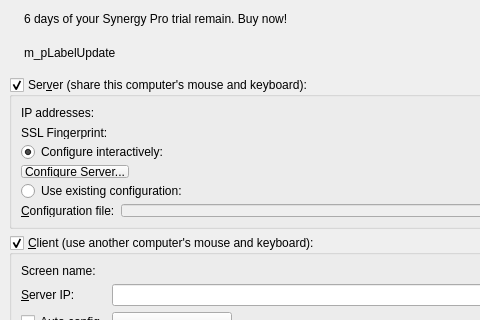
First picture: the form in src/gui/res/MainWindowBase.ui, repository deskflow/deskflow, before the edit; both pictures show x 0 to 480 and y 0 to 320 of the 600 by 500 pixel window.
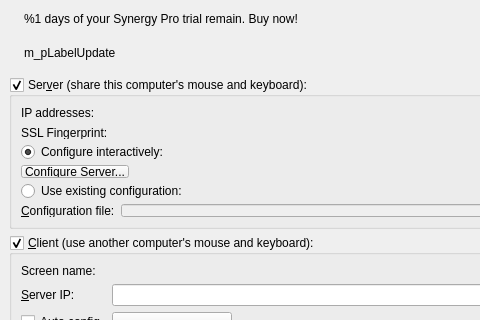
Second picture: the form after the edit. Icons and pictures are not drawn.

Commit message: #5657 Make trial expiry notification live

```diff
--- a/src/gui/res/MainWindowBase.ui
+++ b/src/gui/res/MainWindowBase.ui
@@ -55,7 +55,7 @@
        <item>
         <widget class="QLabel" name="m_trialLabel">
          <property name="text">
-          <string>&lt;html&gt;&lt;head/&gt;&lt;body&gt;&lt;p&gt;&lt;span style=&quot; font-weight:600;&quot;&gt;6&lt;/span&gt; days of your Synergy Pro trial remain. &lt;a href=&quot;http://symless.com/pricing?src=gui&quot;&gt;&lt;span style=&quot; text-decoration: underline; color:#0000ff;&quot;&gt;Buy now!&lt;/span&gt;&lt;/a&gt;&lt;/p&gt;&lt;/body&gt;&lt;/html&gt;</string>
+          <string>&lt;html&gt;&lt;head/&gt;&lt;body&gt;&lt;p&gt;&lt;span style=&quot; font-weight:600;&quot;&gt;%1&lt;/span&gt; days of your Synergy Pro trial remain. &lt;a href=&quot;http://symless.com/pricing?src=gui&quot;&gt;&lt;span style=&quot; text-decoration: underline; color:#0000ff;&quot;&gt;Buy now!&lt;/span&gt;&lt;/a&gt;&lt;/p&gt;&lt;/body&gt;&lt;/html&gt;</string>
          </property>
          <property name="openExternalLinks">
           <bool>true</bool>
```
The commit also changes 8 other files.
